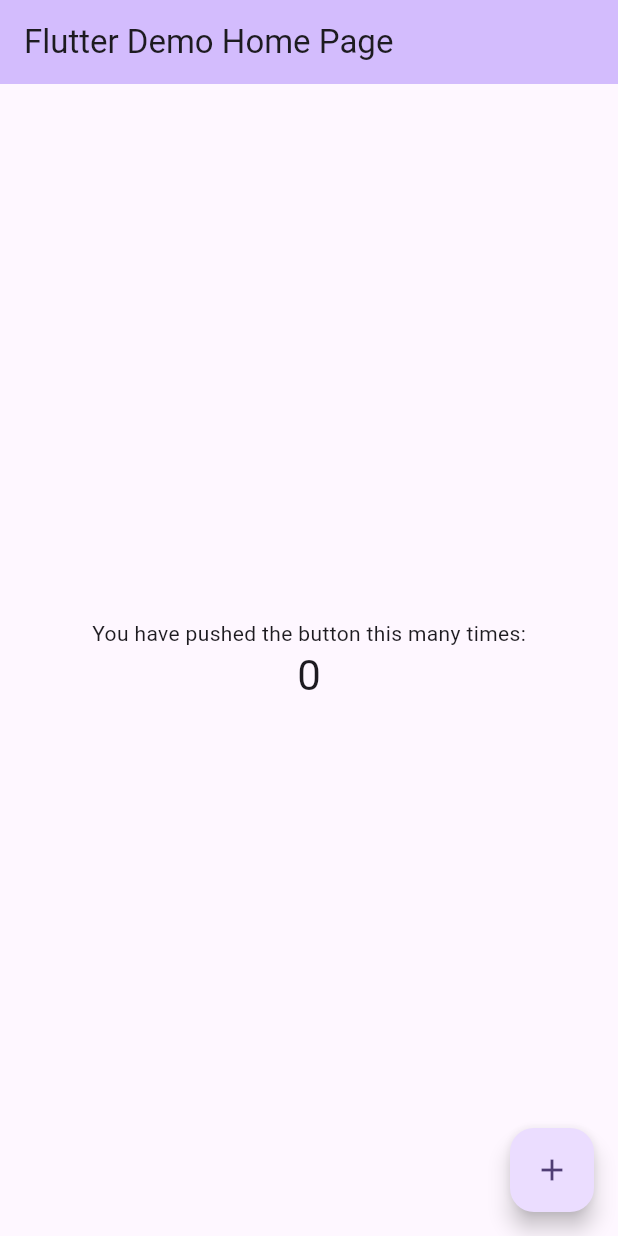
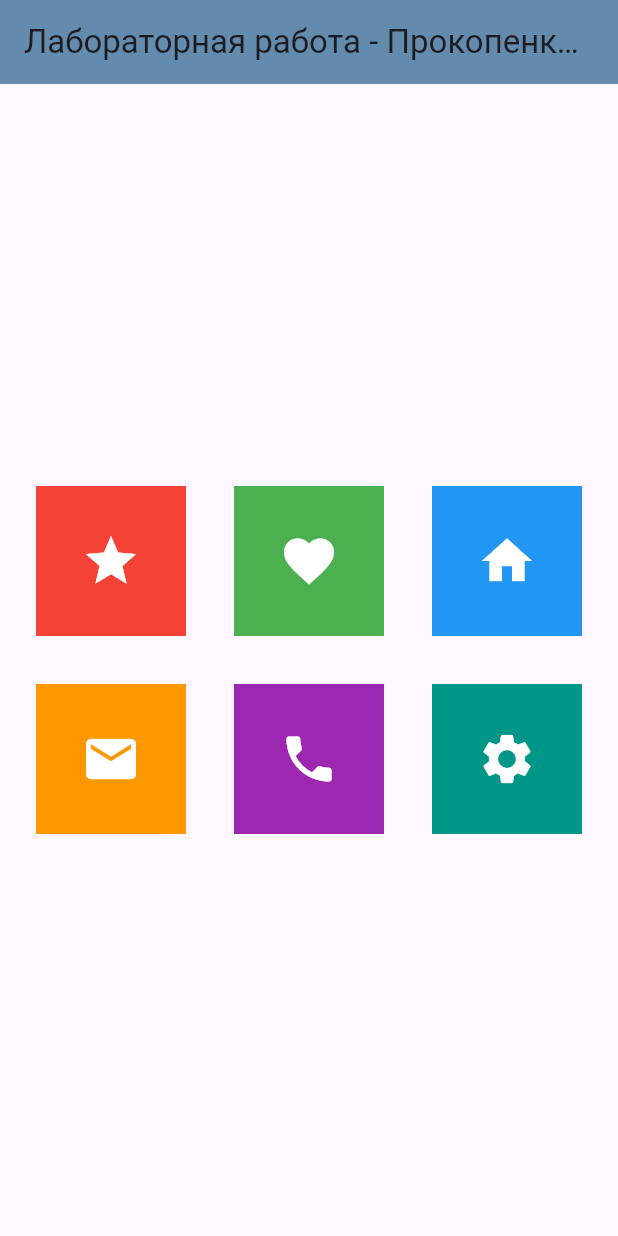
Before and after one commit to LydkaAbuser/-flutter, a Flutter app: the screen it shows after launch, on a phone screen of 412 x 824 dp. Run offline on Flutter 3.47's test engine with Material 3 defaults, Android fonts, the phone set to English and light mode, and no system bars.

Commit message:
Лабораторная 2

```diff
--- a/lib/main.dart
+++ b/lib/main.dart
@@ -1,122 +1,106 @@
 import 'package:flutter/material.dart';
 
 void main() {
-  runApp(const MyApp());
+  runApp(MyApp());
 }
 
 class MyApp extends StatelessWidget {
-  const MyApp({super.key});
-
-  // This widget is the root of your application.
   @override
   Widget build(BuildContext context) {
     return MaterialApp(
-      title: 'Flutter Demo',
-      theme: ThemeData(
-        // This is the theme of your application.
-        //
-        // TRY THIS: Try running your application with "flutter run". You'll see
-        // the application has a purple toolbar. Then, without quitting the app,
-        // try changing the seedColor in the colorScheme below to Colors.green
-        // and then invoke "hot reload" (save your changes or press the "hot
-        // reload" button in a Flutter-supported IDE, or press "r" if you used
-        // the command line to start the app).
-        //
-        // Notice that the counter didn't reset back to zero; the application
-        // state is not lost during the reload. To reset the state, use hot
-        // restart instead.
-        //
-        // This works for code too, not just values: Most code changes can be
-        // tested with just a hot reload.
-        colorScheme: ColorScheme.fromSeed(seedColor: Colors.deepPurple),
+      home: Scaffold(
+        appBar: AppBar(
+          title: Text('Лабораторная работа - Прокопенко Илья Андреевич'),
+          backgroundColor: const Color.fromARGB(255, 98, 139, 173),
+        ),
+        body: MyHomePage(),
       ),
-      home: const MyHomePage(title: 'Flutter Demo Home Page'),
     );
   }
 }
 
-class MyHomePage extends StatefulWidget {
-  const MyHomePage({super.key, required this.title});
-
-  // This widget is the home page of your application. It is stateful, meaning
-  // that it has a State object (defined below) that contains fields that affect
-  // how it looks.
-
-  // This class is the configuration for the state. It holds the values (in this
-  // case the title) provided by the parent (in this case the App widget) and
-  // used by the build method of the State. Fields in a Widget subclass are
-  // always marked "final".
-
-  final String title;
-
-  @override
-  State<MyHomePage> createState() => _MyHomePageState();
-}
-
-class _MyHomePageState extends State<MyHomePage> {
-  int _counter = 0;
-
-  void _incrementCounter() {
-    setState(() {
-      // This call to setState tells the Flutter framework that something has
-      // changed in this State, which causes it to rerun the build method below
-      // so that the display can reflect the updated values. If we changed
-      // _counter without calling setState(), then the build method would not be
-      // called again, and so nothing would appear to happen.
-      _counter++;
-    });
-  }
-
+class MyHomePage extends StatelessWidget {
   @override
   Widget build(BuildContext context) {
-    // This method is rerun every time setState is called, for instance as done
-    // by the _incrementCounter method above.
-    //
-    // The Flutter framework has been optimized to make rerunning build methods
-    // fast, so that you can just rebuild anything that needs updating rather
-    // than having to individually change instances of widgets.
-    return Scaffold(
-      appBar: AppBar(
-        // TRY THIS: Try changing the color here to a specific color (to
-        // Colors.amber, perhaps?) and trigger a hot reload to see the AppBar
-        // change color while the other colors stay the same.
-        backgroundColor: Theme.of(context).colorScheme.inversePrimary,
-        // Here we take the value from the MyHomePage object that was created by
-        // the App.build method, and use it to set our appbar title.
-        title: Text(widget.title),
+    return Center(
+      child: Wrap(
+        spacing: 16.0,
+        runSpacing: 16.0,
+        children: [
+          // Контейнер 1
+          Container(
+            width: 100,
+            height: 100,
+            margin: EdgeInsets.all(8.0),
+            color: Colors.red,
+            child: Icon(
+              Icons.star,
+              color: Colors.white,
+              size: 40,
+            ),
+          ),
+          // Контейнер 2
+          Container(
+            width: 100,
+            height: 100,
+            margin: EdgeInsets.all(8.0),
+            color: Colors.green,
+            child: Icon(
+              Icons.favorite,
+              color: Colors.white,
+              size: 40,
+            ),
+          ),
+          // Контейнер 3
+          Container(
+            width: 100,
+            height: 100,
+            margin: EdgeInsets.all(8.0),
+            color: Colors.blue,
+            child: Icon(
+              Icons.home,
+              color: Colors.white,
+              size: 40,
+            ),
+          ),
+          // Контейнер 4
+          Container(
+            width: 100,
+            height: 100,
+            margin: EdgeInsets.all(8.0),
+            color: Colors.orange,
+            child: Icon(
+              Icons.email,
+              color: Colors.white,
+              size: 40,
+            ),
+          ),
+          // Контейнер 5
+          Container(
+            width: 100,
+            height: 100,
+            margin: EdgeInsets.all(8.0),
+            color: Colors.purple,
+            child: Icon(
+              Icons.phone,
+              color: Colors.white,
+              size: 40,
+            ),
+          ),
+          // Контейнер 6
+          Container(
+            width: 100,
+            height: 100,
+            margin: EdgeInsets.all(8.0),
+            color: Colors.teal,
+            child: Icon(
+              Icons.settings,
+              color: Colors.white,
+              size: 40,
+            ),
+          ),
+        ],
       ),
-      body: Center(
-        // Center is a layout widget. It takes a single child and positions it
-        // in the middle of the parent.
-        child: Column(
-          // Column is also a layout widget. It takes a list of children and
-          // arranges them vertically. By default, it sizes itself to fit its
-          // children horizontally, and tries to be as tall as its parent.
-          //
-          // Column has various properties to control how it sizes itself and
-          // how it positions its children. Here we use mainAxisAlignment to
-          // center the children vertically; the main axis here is the vertical
-          // axis because Columns are vertical (the cross axis would be
-          // horizontal).
-          //
-          // TRY THIS: Invoke "debug painting" (choose the "Toggle Debug Paint"
-          // action in the IDE, or press "p" in the console), to see the
-          // wireframe for each widget.
-          mainAxisAlignment: MainAxisAlignment.center,
-          children: <Widget>[
-            const Text('You have pushed the button this many times:'),
-            Text(
-              '$_counter',
-              style: Theme.of(context).textTheme.headlineMedium,
-            ),
-          ],
-        ),
-      ),
-      floatingActionButton: FloatingActionButton(
-        onPressed: _incrementCounter,
-        tooltip: 'Increment',
-        child: const Icon(Icons.add),
-      ), // This trailing comma makes auto-formatting nicer for build methods.
     );
   }
 }
```
Also changed, not shown: 105 other files.
